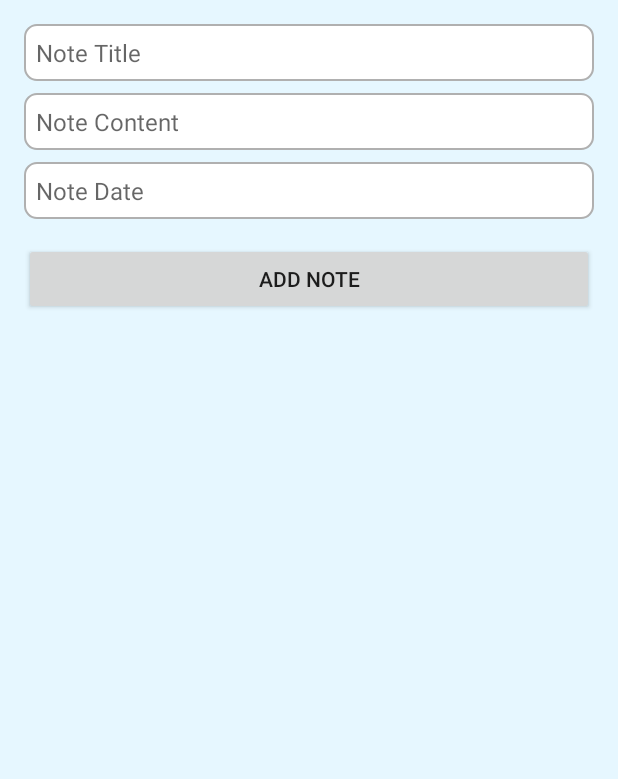
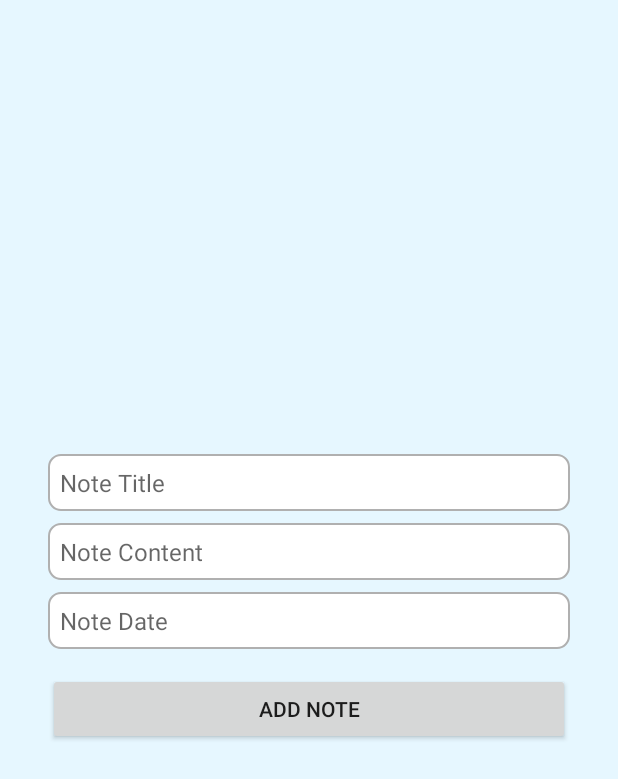
Before and after one commit to jirachi13/Study_Buddy2, an Android app: the NotesActivity screen opened directly, with no data from a screen before it, on a phone screen of 412 x 824 dp. Shown: the top 779 px of the screen. Run offline under Robolectric (Android 15) with nearby library versions, the phone set to English and light mode, and no system bars.

Commit message:
notes middle

```diff
--- a/app/src/main/res/layout/activity_notes.xml
+++ b/app/src/main/res/layout/activity_notes.xml
@@ -1,9 +1,16 @@
-<LinearLayout xmlns:android="http://schemas.android.com/apk/res/android"
+<RelativeLayout xmlns:android="http://schemas.android.com/apk/res/android"
     android:layout_width="match_parent"
     android:layout_height="match_parent"
+    android:padding="16dp"
+    android:background="@color/background">
+
+    <LinearLayout
+        android:layout_width="match_parent"
+        android:layout_height="wrap_content"
+        android:layout_centerInParent="true"
         android:orientation="vertical"
         android:padding="16dp"
-    android:background="@color/background">
+        android:gravity="center_horizontal">
 
         <EditText
             android:id="@+id/noteTitleInput"
@@ -12,7 +19,8 @@
             android:hint="Note Title"
             android:padding="8dp"
             android:background="@drawable/rounded_background"
-        android:textSize="16sp" />
+            android:textSize="16sp"
+            android:layout_marginBottom="8dp" />
 
         <EditText
             android:id="@+id/noteContentInput"
@@ -22,7 +30,7 @@
             android:padding="8dp"
             android:background="@drawable/rounded_background"
             android:textSize="16sp"
-        android:layout_marginTop="8dp" />
+            android:layout_marginBottom="8dp" />
 
         <TextView
             android:id="@+id/noteDateInput"
@@ -32,19 +40,26 @@
             android:padding="8dp"
             android:background="@drawable/rounded_background"
             android:textSize="16sp"
-        android:layout_marginTop="8dp" />
+            android:layout_marginBottom="16dp" />
 
         <Button
             android:id="@+id/addNoteButton"
             android:layout_width="match_parent"
             android:layout_height="wrap_content"
             android:text="Add Note"
-        android:layout_marginTop="16dp" />
+            android:layout_marginBottom="24dp" />
+    </LinearLayout>
+
+    <ScrollView
+        android:layout_width="match_parent"
+        android:layout_height="wrap_content"
+        android:layout_alignParentBottom="true"
+        android:layout_marginTop="16dp">
 
         <LinearLayout
             android:id="@+id/notesListContainer"
             android:layout_width="match_parent"
             android:layout_height="wrap_content"
-        android:orientation="vertical"
-        android:layout_marginTop="16dp" />
-</LinearLayout>
+            android:orientation="vertical" />
+    </ScrollView>
+</RelativeLayout>
```
Also changed, not shown: app/src/main/res/layout/activity_task_manager.xml (+34 -4 lines). Lines whose indentation alone changed are shown as unchanged.
